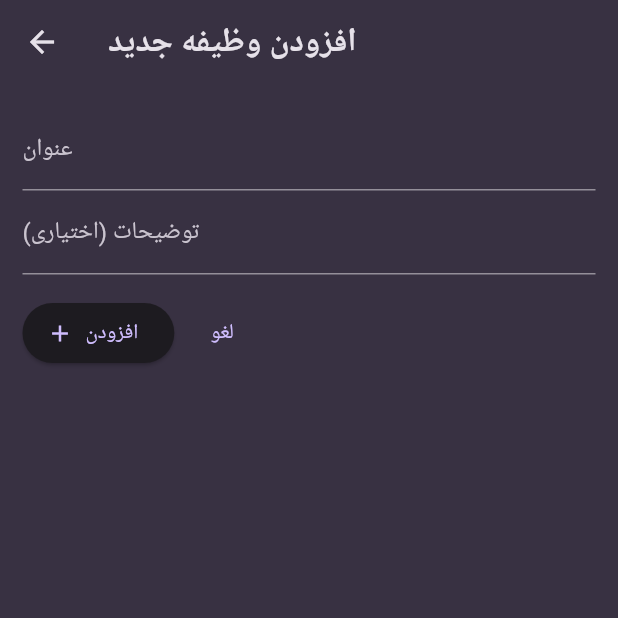
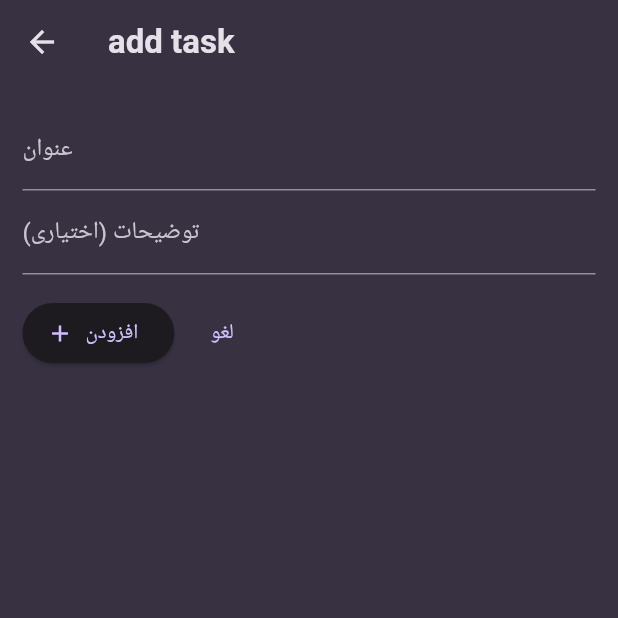
Before and after one commit to hadiseh39/todo, a Flutter app: the screen it shows after launch, after a tap on the "add" icon, on a phone screen of 412 x 824 dp, the top half of it. Run offline on Flutter 3.47's test engine with Material 3 defaults, Android fonts, the phone set to English and light mode, and no system bars; our stand-ins replace flutter_riverpod, sqflite; accounts and stored records are empty.

Commit message:
updated the code

```diff
--- a/lib/main.dart
+++ b/lib/main.dart
@@ -1,6 +1,5 @@
 import 'package:flutter/material.dart';
 import 'package:flutter_riverpod/flutter_riverpod.dart';
-import 'package:sqflite/sqflite.dart';
 import 'package:todo/screens/tasks_screen.dart';
 
 final colorScheme = ColorScheme.fromSeed(
--- a/lib/models/model.dart
+++ b/lib/models/model.dart
@@ -1,5 +1,3 @@
-import 'package:uuid/uuid.dart';
-
 class Model {
   String title;
   final String id;
@@ -12,4 +10,3 @@ class Model {
     required this.id,
   });
 }
-// : id = const Uuid().v4()
--- a/lib/screens/add_task.dart
+++ b/lib/screens/add_task.dart
@@ -4,13 +4,8 @@ import 'package:todo/models/task.dart';
 import 'package:todo/providers/task_provider.dart';
 
 class AddTask extends ConsumerStatefulWidget {
-  AddTask(
-      {super.key,
-      required this.screenTitle,
-      this.isEditing = false,
-      this.task});
+  AddTask({super.key, this.isEditing = false, this.task});
 
-  final String screenTitle;
   final bool isEditing;
   Task? task;
 
@@ -56,7 +51,7 @@ class _AddTaskState extends ConsumerState<AddTask> {
 
     return Scaffold(
       appBar: AppBar(
-        title: Text(widget.screenTitle),
+        title: Text(widget.isEditing ? 'edit task' : 'add task'),
       ),
       body: Padding(
         padding: const EdgeInsets.all(15),
--- a/lib/screens/tasks_screen.dart
+++ b/lib/screens/tasks_screen.dart
@@ -29,10 +29,8 @@ class _TasksScreenState extends ConsumerState<TasksScreen> {
       ),
       floatingActionButton: FloatingActionButton(
         onPressed: () {
-          Navigator.of(context).push(MaterialPageRoute(
-              builder: (context) => AddTask(
-                    screenTitle: 'افزودن وظیفه جدید',
-                  )));
+          Navigator.of(context)
+              .push(MaterialPageRoute(builder: (context) => AddTask()));
         },
         child: const Icon(Icons.add),
       ),
--- a/lib/widgets/task_list.dart
+++ b/lib/widgets/task_list.dart
@@ -15,20 +15,18 @@ class TaskList extends ConsumerStatefulWidget {
 }
 
 class _TaskListState extends ConsumerState<TaskList> {
-  int completedTasksCount = 0; // متغیری برای ذخیره تعداد تسک‌های کامل‌شده
+  int completedTasksCount = 0;
 
   @override
   void initState() {
     super.initState();
-    _loadCompletedTasksCount(); // بارگذاری تعداد تسک‌های کامل‌شده در هنگام شروع
+    _loadCompletedTasksCount();
   }
 
   Future<void> _loadCompletedTasksCount() async {
-    final count = await ref
-        .read(tasksProvider.notifier)
-        .countCompletedTasks(); // فراخوانی تابع
+    final count = await ref.read(tasksProvider.notifier).countCompletedTasks();
     setState(() {
-      completedTasksCount = count; // به‌روزرسانی متغیر محلی
+      completedTasksCount = count;
     });
   }
 
@@ -140,7 +138,6 @@ class _TaskListState extends ConsumerState<TaskList> {
                                     builder: (context) => AddTask(
                                           isEditing: true,
                                           task: widget.tasks[index],
-                                          screenTitle: 'ویرایش وظیفه ',
                                         )));
                               });
                             },
```
Also changed, not shown: lib/providers/task_provider.dart (+5 -17 lines).
